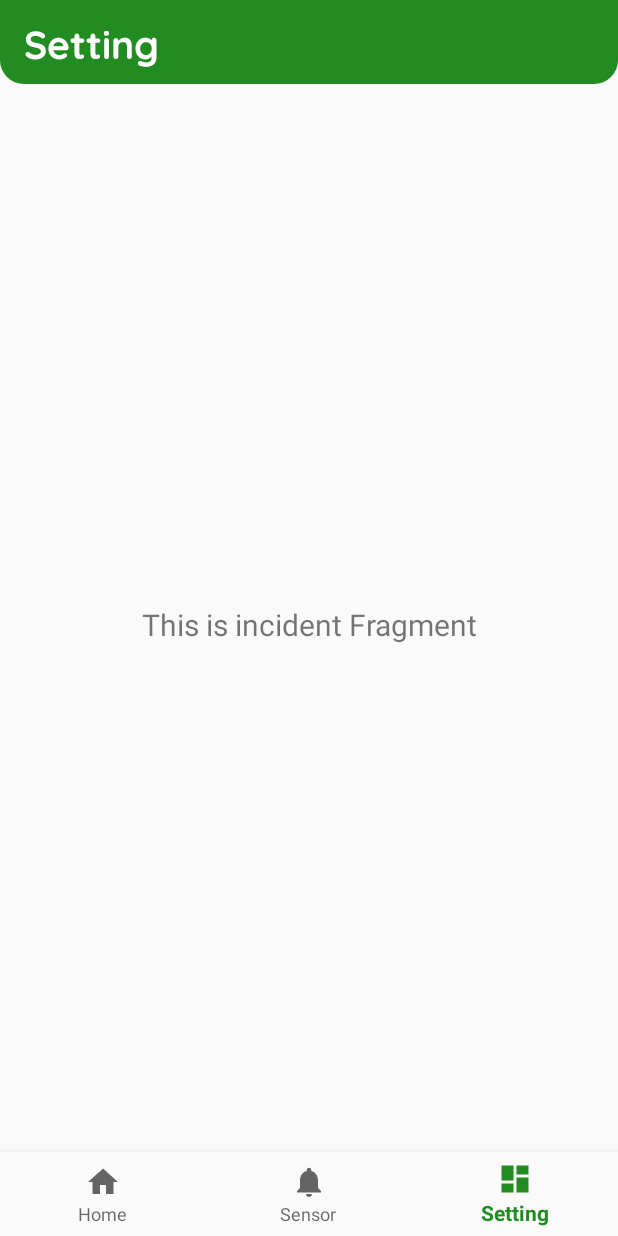
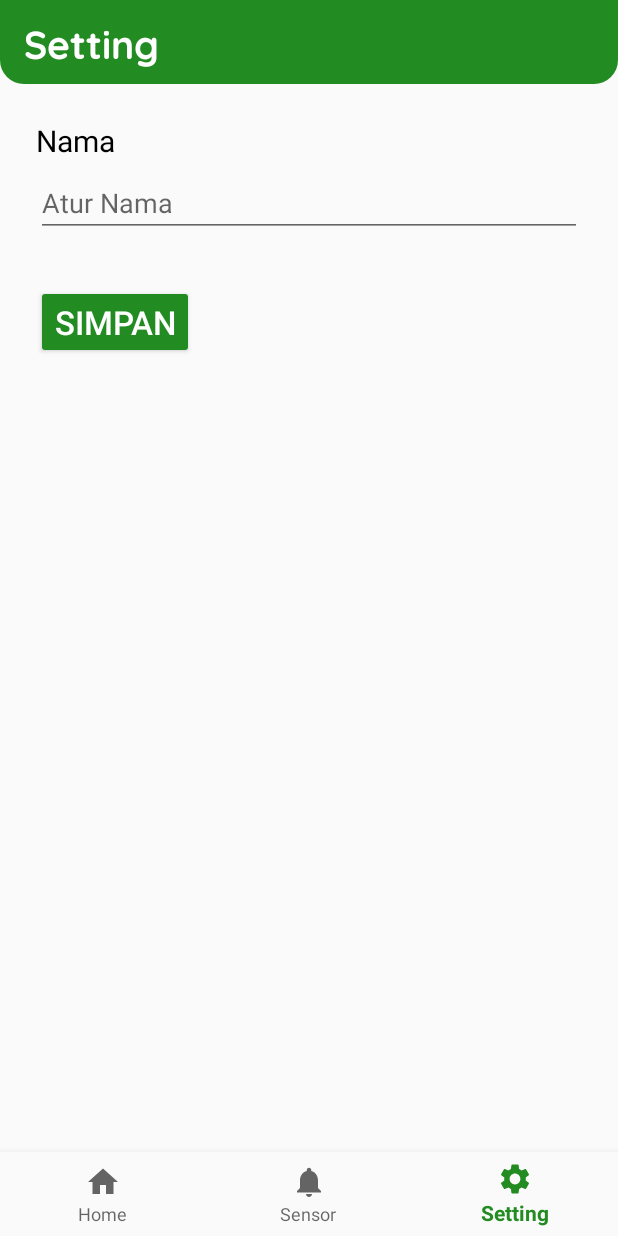
Before and after one commit to bangkit-cap0423/Guifena, an Android app: the SettingFragment screen opened through its navigation route, on a phone screen of 412 x 824 dp. Run offline under Robolectric (Android 15) with nearby library versions, the light colour scheme and no system bars; our stand-ins replace navigation-ui; network calls fail; 1 statement that could not run was skipped.

Commit message:
Setting name

```diff
--- a/app/src/main/java/com/twentythirty/guifena/firebase/MyFirebaseMessagingService.kt
+++ b/app/src/main/java/com/twentythirty/guifena/firebase/MyFirebaseMessagingService.kt
@@ -11,7 +11,7 @@
  */
 class MyFirebaseMessagingService : FirebaseMessagingService() {
     override fun onNewToken(p0: String) {
-        Log.d("farin", p0)
+//        Log.d("farin", p0)
         super.onNewToken(p0)
 
     }
--- a/app/src/main/java/com/twentythirty/guifena/ui/home/HomeFragment.kt
+++ b/app/src/main/java/com/twentythirty/guifena/ui/home/HomeFragment.kt
@@ -20,6 +20,7 @@
 import com.twentythirty.guifena.databinding.FragmentHomeBinding
 import com.twentythirty.guifena.ui.detailIncident.DetailIncident
 import com.twentythirty.guifena.ui.listIncident.ListIncidentActivity
+import com.twentythirty.guifena.ui.setting.SettingFragment.Companion.TAG_NAMA
 import com.twentythirty.guifena.utils.Status
 import kotlinx.coroutines.Dispatchers
 import kotlinx.coroutines.delay
@@ -31,6 +32,7 @@
     private val homeViewModel: HomeViewModel by sharedViewModel()
     private var _binding: FragmentHomeBinding? = null
     private val homeAdapter = HomeAdapter()
+    private var nama: String? = null
 
     private val binding get() = _binding!!
     lateinit var mainHandler: Handler
@@ -58,6 +60,13 @@
                 layoutManager = LinearLayoutManager(context)
                 setHasFixedSize(true)
                 adapter = homeAdapter
+
+                getSavedData()
+                if (nama.isNullOrBlank()){
+                    binding.tvHomeNama.text = "Silahkan set nama anda pada bagian setting"
+                } else {
+                    binding.tvHomeNama.text = nama
+                }
             }
 
             homeAdapter.onItemClick = { data ->
@@ -94,6 +103,12 @@
     override fun onDestroyView() {
         super.onDestroyView()
         _binding = null
+    }
+
+    private fun getSavedData() {
+        context?.getSharedPreferences("setting", 0).apply {
+            nama = this?.getString(TAG_NAMA, null)
+        }
     }
 
     private fun fetchData() {
--- a/app/src/main/java/com/twentythirty/guifena/ui/main/MainActivity.kt
+++ b/app/src/main/java/com/twentythirty/guifena/ui/main/MainActivity.kt
@@ -2,6 +2,7 @@
 
 import android.os.Bundle
 import androidx.appcompat.app.AppCompatActivity
+import androidx.fragment.app.FragmentTransaction
 import androidx.navigation.findNavController
 import androidx.navigation.ui.AppBarConfiguration
 import androidx.navigation.ui.setupActionBarWithNavController
@@ -9,6 +10,8 @@
 import com.google.android.material.bottomnavigation.BottomNavigationView
 import com.twentythirty.guifena.R
 import com.twentythirty.guifena.databinding.ActivityMainBinding
+import com.twentythirty.guifena.ui.home.HomeFragment
+import com.twentythirty.guifena.ui.setting.SettingFragment
 
 
 class MainActivity : AppCompatActivity() {
@@ -19,6 +22,7 @@
 
         binding = ActivityMainBinding.inflate(layoutInflater)
         setContentView(binding.root)
+
 
         val navView: BottomNavigationView = binding.navView
 
--- a/app/src/main/java/com/twentythirty/guifena/ui/sensor/SensorAdapter.kt
+++ b/app/src/main/java/com/twentythirty/guifena/ui/sensor/SensorAdapter.kt
@@ -38,7 +38,7 @@
         @RequiresApi(Build.VERSION_CODES.M)
         fun bind(sensorEntity: SensorEntity) {
             with(binding) {
-                tvSensorName.text = sensorEntity.nama
+                tvSensorName.text = itemView.context.getString(R.string.sensor_name, sensorEntity.id)
                 if (sensorEntity.status == 1) {
                     tvStatus.text = itemView.context.getString(R.string.online_status)
                     tvStatus.setTextColor(itemView.context.getColor(R.color.green))
--- a/app/src/main/java/com/twentythirty/guifena/ui/setting/SettingFragment.kt
+++ b/app/src/main/java/com/twentythirty/guifena/ui/setting/SettingFragment.kt
@@ -1,44 +1,37 @@
 package com.twentythirty.guifena.ui.setting
 
+import android.annotation.SuppressLint
 import android.os.Bundle
+import android.util.Log
 import android.view.LayoutInflater
 import android.view.View
 import android.view.ViewGroup
-import android.widget.TextView
+import android.widget.Toast
 import androidx.appcompat.app.AppCompatActivity
 import androidx.fragment.app.Fragment
-import androidx.lifecycle.Observer
-import androidx.lifecycle.ViewModelProvider
+import androidx.fragment.app.activityViewModels
 import com.twentythirty.guifena.R
 import com.twentythirty.guifena.databinding.FragmentSettingBinding
 
 class SettingFragment : Fragment() {
 
-    private lateinit var settingViewModel: SettingViewModel
+    companion object {
+        const val TAG_NAMA = "nama"
+    }
+
     private var _binding: FragmentSettingBinding? = null
-
-    // This property is only valid between onCreateView and
-    // onDestroyView.
     private val binding get() = _binding!!
 
     override fun onCreateView(
         inflater: LayoutInflater,
         container: ViewGroup?,
         savedInstanceState: Bundle?
-    ): View? {
-        settingViewModel =
-            ViewModelProvider(this).get(SettingViewModel::class.java)
-
+    ): View {
         _binding = FragmentSettingBinding.inflate(inflater, container, false)
-        val root: View = binding.root
-
-        val textView: TextView = binding.textDashboard
-        settingViewModel.text.observe(viewLifecycleOwner, Observer {
-            textView.text = it
-        })
-        return root
+        return binding.root
     }
 
+    @SuppressLint("UseCompatLoadingForDrawables")
     override fun onViewCreated(view: View, savedInstanceState: Bundle?) {
         super.onViewCreated(view, savedInstanceState)
         (activity as AppCompatActivity).supportActionBar?.setBackgroundDrawable(
@@ -46,6 +39,22 @@
                 R.drawable.actionbar_layer_list
             )
         )
+
+
+        binding.btnSimpan.setOnClickListener {
+            val nama = binding.edtNama.text.toString()
+
+            if (nama.isBlank()){
+                Toast.makeText(context, "Nama tidak boleh kosong", Toast.LENGTH_SHORT).show()
+            } else {
+                val preferance = context?.getSharedPreferences("setting", 0)
+                preferance?.edit().apply {
+                    this?.putString(TAG_NAMA, nama)
+                    this?.apply()
+                }
+                Toast.makeText(context, "berhasil", Toast.LENGTH_SHORT).show()
+            }
+        }
     }
 
     override fun onDestroyView() {
--- a/app/src/main/java/com/twentythirty/guifena/ui/setting/SettingViewModel.kt
+++ /dev/null
@@ -1,13 +0,0 @@
-package com.twentythirty.guifena.ui.setting
-
-import androidx.lifecycle.LiveData
-import androidx.lifecycle.MutableLiveData
-import androidx.lifecycle.ViewModel
-
-class SettingViewModel : ViewModel() {
-
-    private val _text = MutableLiveData<String>().apply {
-        value = "This is incident Fragment"
-    }
-    val text: LiveData<String> = _text
-}
--- /dev/null
+++ b/app/src/main/res/drawable/ic_baseline_settings_24.xml
@@ -0,0 +1,10 @@
+<vector xmlns:android="http://schemas.android.com/apk/res/android"
+    android:width="24dp"
+    android:height="24dp"
+    android:viewportWidth="24"
+    android:viewportHeight="24"
+    android:tint="?attr/colorControlNormal">
+  <path
+      android:fillColor="@android:color/white"
+      android:pathData="M19.14,12.94c0.04,-0.3 0.06,-0.61 0.06,-0.94c0,-0.32 -0.02,-0.64 -0.07,-0.94l2.03,-1.58c0.18,-0.14 0.23,-0.41 0.12,-0.61l-1.92,-3.32c-0.12,-0.22 -0.37,-0.29 -0.59,-0.22l-2.39,0.96c-0.5,-0.38 -1.03,-0.7 -1.62,-0.94L14.4,2.81c-0.04,-0.24 -0.24,-0.41 -0.48,-0.41h-3.84c-0.24,0 -0.43,0.17 -0.47,0.41L9.25,5.35C8.66,5.59 8.12,5.92 7.63,6.29L5.24,5.33c-0.22,-0.08 -0.47,0 -0.59,0.22L2.74,8.87C2.62,9.08 2.66,9.34 2.86,9.48l2.03,1.58C4.84,11.36 4.8,11.69 4.8,12s0.02,0.64 0.07,0.94l-2.03,1.58c-0.18,0.14 -0.23,0.41 -0.12,0.61l1.92,3.32c0.12,0.22 0.37,0.29 0.59,0.22l2.39,-0.96c0.5,0.38 1.03,0.7 1.62,0.94l0.36,2.54c0.05,0.24 0.24,0.41 0.48,0.41h3.84c0.24,0 0.44,-0.17 0.47,-0.41l0.36,-2.54c0.59,-0.24 1.13,-0.56 1.62,-0.94l2.39,0.96c0.22,0.08 0.47,0 0.59,-0.22l1.92,-3.32c0.12,-0.22 0.07,-0.47 -0.12,-0.61L19.14,12.94zM12,15.6c-1.98,0 -3.6,-1.62 -3.6,-3.6s1.62,-3.6 3.6,-3.6s3.6,1.62 3.6,3.6S13.98,15.6 12,15.6z"/>
+</vector>
--- a/app/src/main/res/layout/activity_main.xml
+++ b/app/src/main/res/layout/activity_main.xml
@@ -1,7 +1,7 @@
 <?xml version="1.0" encoding="utf-8"?>
 <androidx.constraintlayout.widget.ConstraintLayout xmlns:android="http://schemas.android.com/apk/res/android"
     xmlns:app="http://schemas.android.com/apk/res-auto"
-    android:id="@+id/container"
+    android:id="@+id/content_id"
     android:layout_width="match_parent"
     android:layout_height="match_parent">
 
--- a/app/src/main/res/layout/fragment_home.xml
+++ b/app/src/main/res/layout/fragment_home.xml
@@ -8,13 +8,13 @@
     tools:context=".ui.home.HomeFragment">
 
     <TextView
-        android:id="@+id/textView"
+        android:id="@+id/tv_home_nama"
         android:layout_width="wrap_content"
         android:layout_height="wrap_content"
         android:layout_marginStart="16dp"
         android:layout_marginTop="8dp"
         android:fontFamily="@font/quicksand"
-        android:text="Hai,\nTopan"
+        android:text="Silahkan set nama anda pada bagian setting"
         android:textColor="@color/white"
         android:textSize="28sp"
         android:textStyle="bold"
@@ -33,7 +33,7 @@
         app:cardUseCompatPadding="true"
         app:layout_constraintEnd_toEndOf="parent"
         app:layout_constraintStart_toStartOf="parent"
-        app:layout_constraintTop_toBottomOf="@+id/textView">
+        app:layout_constraintTop_toBottomOf="@+id/tv_home_nama">
 
         <androidx.constraintlayout.widget.ConstraintLayout
             android:layout_width="match_parent"
--- a/app/src/main/res/layout/fragment_setting.xml
+++ b/app/src/main/res/layout/fragment_setting.xml
@@ -7,16 +7,40 @@
     tools:context=".ui.setting.SettingFragment">
 
     <TextView
-        android:id="@+id/text_dashboard"
-        android:layout_width="match_parent"
+        android:id="@+id/tv_nama"
+        android:layout_width="wrap_content"
         android:layout_height="wrap_content"
-        android:layout_marginStart="8dp"
-        android:layout_marginTop="8dp"
-        android:layout_marginEnd="8dp"
-        android:textAlignment="center"
+        android:layout_marginStart="24dp"
+        android:layout_marginTop="24dp"
+        android:text="@string/title_edt_nama"
+        android:textColor="@color/black"
         android:textSize="20sp"
-        app:layout_constraintBottom_toBottomOf="parent"
+        app:layout_constraintStart_toStartOf="parent"
+        app:layout_constraintTop_toTopOf="parent" />
+
+    <EditText
+        android:id="@+id/edt_nama"
+        android:layout_width="0dp"
+        android:layout_height="wrap_content"
+        android:layout_marginStart="24dp"
+        android:layout_marginTop="5dp"
+        android:layout_marginEnd="24dp"
+        android:hint="@string/hint_edt_atur_nama"
+        android:text=""
         app:layout_constraintEnd_toEndOf="parent"
         app:layout_constraintStart_toStartOf="parent"
-        app:layout_constraintTop_toTopOf="parent" />
+        app:layout_constraintTop_toBottomOf="@+id/tv_nama" />
+
+    <Button
+        android:id="@+id/btn_simpan"
+        android:layout_width="wrap_content"
+        android:layout_height="wrap_content"
+        android:layout_marginStart="24dp"
+        android:layout_marginTop="32dp"
+        android:text="@string/btn_simpan"
+        android:textColor="@color/white"
+        android:textSize="22sp"
+        android:backgroundTint="@color/green"
+        app:layout_constraintStart_toStartOf="parent"
+        app:layout_constraintTop_toBottomOf="@+id/edt_nama" />
 </androidx.constraintlayout.widget.ConstraintLayout>
--- a/app/src/main/res/menu/bottom_nav_menu.xml
+++ b/app/src/main/res/menu/bottom_nav_menu.xml
@@ -13,7 +13,7 @@
 
     <item
         android:id="@+id/navigation_setting"
-        android:icon="@drawable/ic_dashboard_black_24dp"
+        android:icon="@drawable/ic_baseline_settings_24"
         android:title="@string/title_setting" />
 
 </menu>
--- a/app/src/main/res/values/strings.xml
+++ b/app/src/main/res/values/strings.xml
@@ -21,4 +21,7 @@
     <string name="incident_status">Status</string>
     <string name="need_handle">Perlu Ditangani</string>
     <string name="complete_handle">Masalah Selesai</string>
+    <string name="title_edt_nama">Nama</string>
+    <string name="hint_edt_atur_nama">Atur Nama</string>
+    <string name="btn_simpan">SIMPAN</string>
 </resources>
```
Also changed, not shown: app/src/main/java/com/twentythirty/guifena/ui/sensor/dummyData/dummyIncidentData.kt (deleted, +0 -21 lines), app/src/main/java/com/twentythirty/guifena/ui/sensor/dummyData/dummySensorData.kt (deleted, +0 -106 lines), app/src/main/java/com/twentythirty/guifena/ui/sensor/dummyData/dummySensorEntity.kt (deleted, +0 -8 lines).
